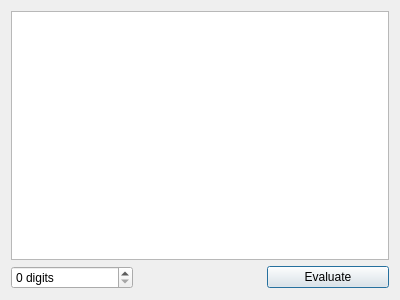
Before: the Qt Designer form src/View/PreciseOutputWindow.ui in viktorcsimma/acorn-calc, drawn with Qt 5.
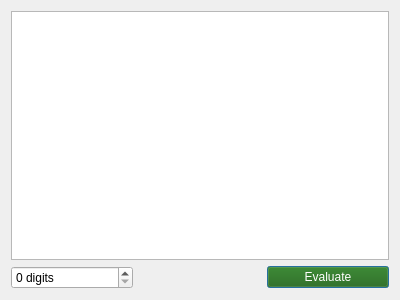
After: the same form once the commit is applied.

```diff
--- a/src/View/PreciseOutputWindow.ui
+++ b/src/View/PreciseOutputWindow.ui
@@ -51,6 +51,61 @@
      </item>
      <item>
       <widget class="QPushButton" name="evaluateButton">
+       <property name="palette">
+        <palette>
+         <active>
+          <colorrole role="Button">
+           <brush brushstyle="SolidPattern">
+            <color alpha="255">
+             <red>27</red>
+             <green>96</green>
+             <blue>0</blue>
+            </color>
+           </brush>
+          </colorrole>
+          <colorrole role="ButtonText">
+           <brush brushstyle="SolidPattern">
+            <color alpha="255">
+             <red>255</red>
+             <green>255</green>
+             <blue>255</blue>
+            </color>
+           </brush>
+          </colorrole>
+         </active>
+         <inactive>
+          <colorrole role="Button">
+           <brush brushstyle="SolidPattern">
+            <color alpha="255">
+             <red>27</red>
+             <green>96</green>
+             <blue>0</blue>
+            </color>
+           </brush>
+          </colorrole>
+          <colorrole role="ButtonText">
+           <brush brushstyle="SolidPattern">
+            <color alpha="255">
+             <red>255</red>
+             <green>255</green>
+             <blue>255</blue>
+            </color>
+           </brush>
+          </colorrole>
+         </inactive>
+         <disabled>
+          <colorrole role="Button">
+           <brush brushstyle="SolidPattern">
+            <color alpha="255">
+             <red>27</red>
+             <green>96</green>
+             <blue>0</blue>
+            </color>
+           </brush>
+          </colorrole>
+         </disabled>
+        </palette>
+       </property>
        <property name="text">
         <string>Evaluate</string>
        </property>
```
